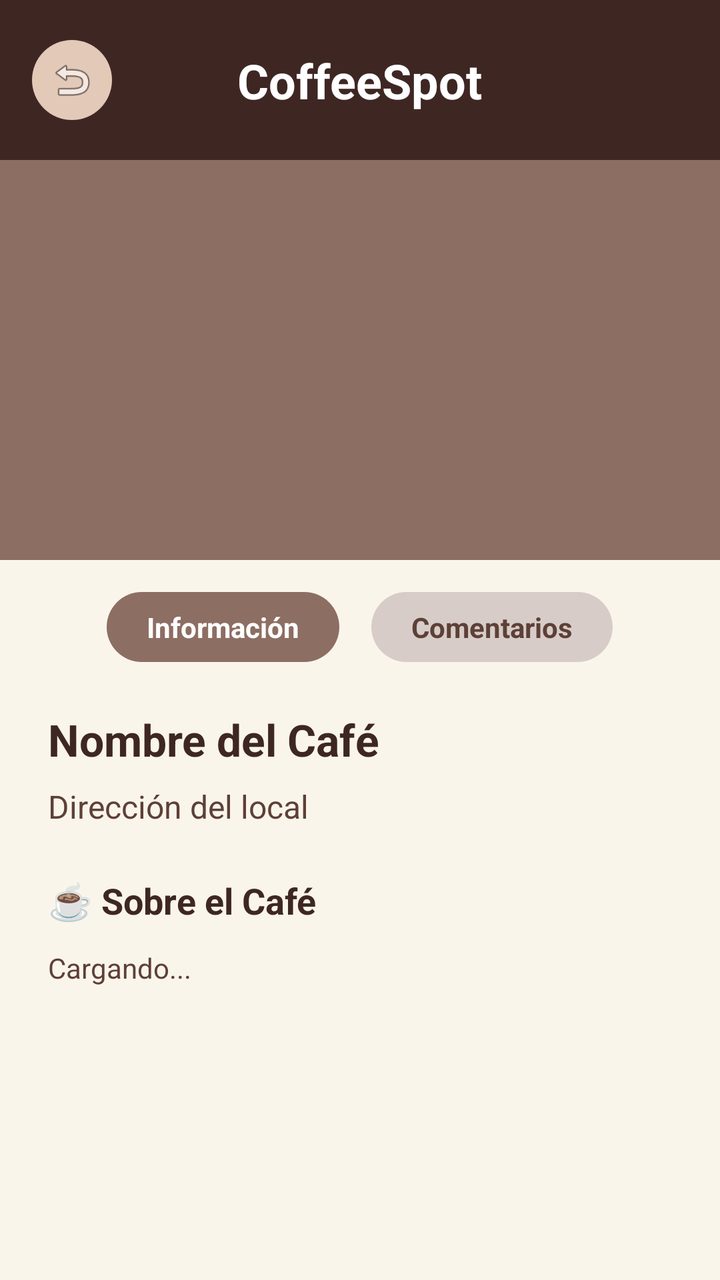
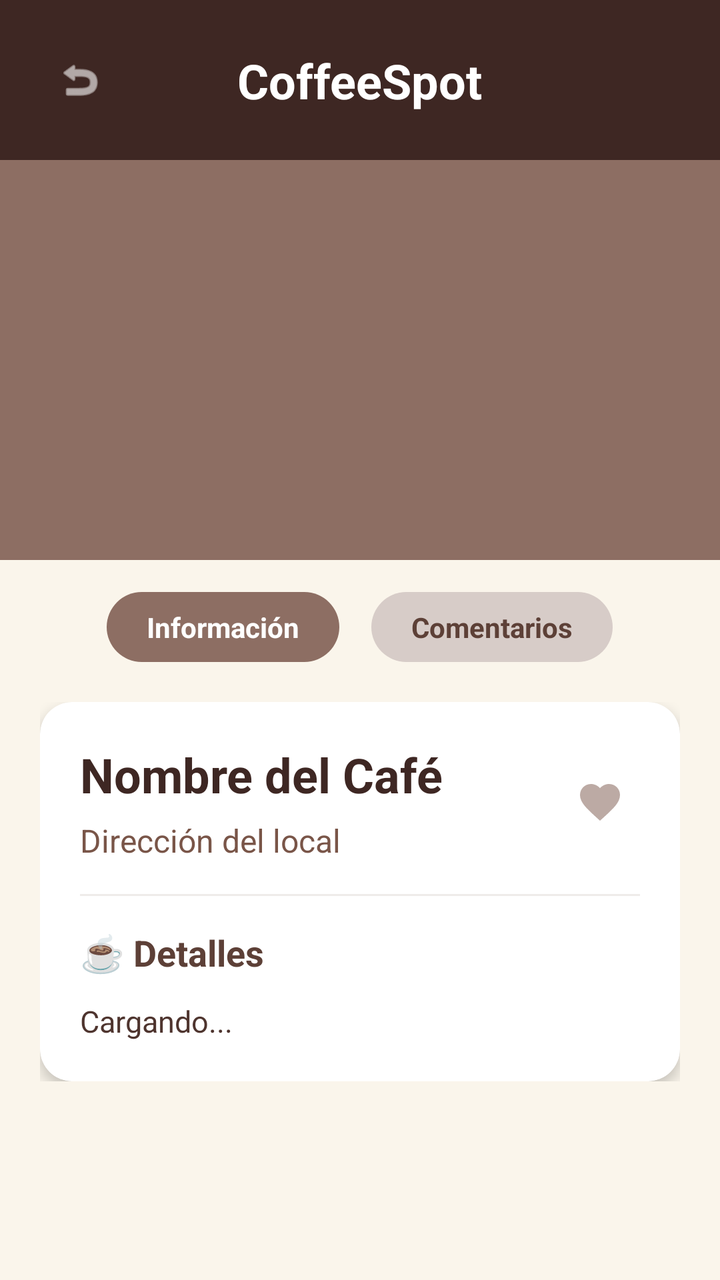

Two renders of the same Android screen: before a commit and after it. Below are the layout's source before the change and the commit's diff.
<!-- AndroidManifest.xml: application theme Theme.Cafeteria -->
<!-- res/layout/fragment_detalle_cafeteria.xml -->
<?xml version="1.0" encoding="utf-8"?>
<androidx.constraintlayout.widget.ConstraintLayout xmlns:android="http://schemas.android.com/apk/res/android"
    xmlns:app="http://schemas.android.com/apk/res-auto"
    android:layout_width="match_parent"
    android:layout_height="match_parent"
    android:background="#FAF5EB">

    <androidx.constraintlayout.widget.ConstraintLayout
        android:id="@+id/header_detalle"
        android:layout_width="match_parent"
        android:layout_height="80dp"
        android:background="#3E2723"
        app:layout_constraintTop_toTopOf="parent">

        <ImageView
            android:id="@+id/btn_volver_detalle"
            android:layout_width="40dp"
            android:layout_height="40dp"
            android:layout_marginStart="16dp"
            android:background="@drawable/fondo_redondeado_crema"
            android:backgroundTint="#E3C9B8"
            android:padding="8dp"
            android:src="@android:drawable/ic_menu_revert"
            app:layout_constraintBottom_toBottomOf="parent"
            app:layout_constraintStart_toStartOf="parent"
            app:layout_constraintTop_toTopOf="parent" />

        <TextView
            android:id="@+id/txt_header_titulo"
            android:layout_width="wrap_content"
            android:layout_height="wrap_content"
            android:text="CoffeeSpot"
            android:textColor="#FFFFFF"
            android:textSize="24sp"
            android:textStyle="bold"
            app:layout_constraintBottom_toBottomOf="parent"
            app:layout_constraintEnd_toEndOf="parent"
            app:layout_constraintStart_toStartOf="parent"
            app:layout_constraintTop_toTopOf="parent" />
    </androidx.constraintlayout.widget.ConstraintLayout>

    <ScrollView
        android:layout_width="match_parent"
        android:layout_height="0dp"
        app:layout_constraintBottom_toBottomOf="parent"
        app:layout_constraintTop_toBottomOf="@id/header_detalle">

        <LinearLayout
            android:layout_width="match_parent"
            android:layout_height="wrap_content"
            android:orientation="vertical">

            <ImageView
                android:id="@+id/img_banner_cafe"
                android:layout_width="match_parent"
                android:layout_height="200dp"
                android:background="#8D6E63"
                android:scaleType="centerCrop" />

            
            <LinearLayout
                android:layout_width="match_parent"
                android:layout_height="wrap_content"
                android:layout_marginTop="16dp"
                android:gravity="center"
                android:orientation="horizontal">

                <TextView
                    android:id="@+id/tab_informacion"
                    android:layout_width="wrap_content"
                    android:layout_height="wrap_content"
                    android:layout_marginEnd="16dp"
                    android:background="@drawable/fondo_redondeado_crema"
                    android:backgroundTint="#8D6E63"
                    android:paddingHorizontal="20dp"
                    android:paddingVertical="8dp"
                    android:text="Información"
                    android:textColor="#FFFFFF"
                    android:textStyle="bold" />

                <TextView
                    android:id="@+id/tab_comentarios"
                    android:layout_width="wrap_content"
                    android:layout_height="wrap_content"
                    android:background="@drawable/fondo_redondeado_crema"
                    android:backgroundTint="#D7CCC8"
                    android:paddingHorizontal="20dp"
                    android:paddingVertical="8dp"
                    android:text="Comentarios"
                    android:textColor="#5D4037"
                    android:textStyle="bold" />
            </LinearLayout>

            
            <LinearLayout
                android:id="@+id/layout_informacion"
                android:layout_width="match_parent"
                android:layout_height="wrap_content"
                android:orientation="vertical"
                android:padding="24dp">

                <TextView
                    android:id="@+id/txt_detalle_nombre"
                    android:layout_width="wrap_content"
                    android:layout_height="wrap_content"
                    android:text="Nombre del Café"
                    android:textColor="#3E2723"
                    android:textSize="22sp"
                    android:textStyle="bold" />

                <TextView
                    android:id="@+id/txt_detalle_direccion"
                    android:layout_width="wrap_content"
                    android:layout_height="wrap_content"
                    android:layout_marginTop="8dp"
                    android:text="Dirección del local"
                    android:textColor="#5D4037"
                    android:textSize="16sp" />

                <TextView
                    android:layout_width="wrap_content"
                    android:layout_height="wrap_content"
                    android:layout_marginTop="24dp"
                    android:text="☕ Sobre el Café"
                    android:textColor="#3E2723"
                    android:textSize="18sp"
                    android:textStyle="bold" />

                <TextView
                    android:id="@+id/txt_detalle_descripcion"
                    android:layout_width="match_parent"
                    android:layout_height="wrap_content"
                    android:layout_marginTop="12dp"
                    android:lineSpacingExtra="4dp"
                    android:text="Cargando..."
                    android:textColor="#5D4037"
                    android:textSize="14sp" />
            </LinearLayout>

            
            <LinearLayout
                android:id="@+id/layout_comentarios"
                android:layout_width="match_parent"
                android:layout_height="wrap_content"
                android:orientation="vertical"
                android:padding="24dp"
                android:visibility="gone">

                <androidx.recyclerview.widget.RecyclerView
                    android:id="@+id/recycler_comentarios"
                    android:layout_width="match_parent"
                    android:layout_height="250dp"
                    android:layout_marginBottom="12dp" />

                <LinearLayout
                    android:layout_width="match_parent"
                    android:layout_height="wrap_content"
                    android:orientation="horizontal"
                    android:gravity="center_vertical">

                    <EditText
                        android:id="@+id/input_nuevo_comentario"
                        android:layout_width="0dp"
                        android:layout_height="50dp"
                        android:layout_weight="1"
                        android:background="@drawable/fondo_redondeado_crema"
                        android:backgroundTint="#FFFFFF"
                        android:hint="Escribe un comentario..."
                        android:paddingHorizontal="16dp"
                        android:textColor="#3E2723"
                        android:textSize="14sp" />

                    <Button
                        android:id="@+id/btn_enviar_comentario"
                        android:layout_width="wrap_content"
                        android:layout_height="50dp"
                        android:layout_marginStart="8dp"
                        android:backgroundTint="#8D6E63"
                        android:text="Enviar"
                        android:textColor="#FFFFFF" />
                </LinearLayout>
            </LinearLayout>

        </LinearLayout>
    </ScrollView>
</androidx.constraintlayout.widget.ConstraintLayout>
<!-- resources referenced by this layout -->
<resources>
  <!-- drawable fondo_redondeado_crema (drawable) -->
  <?xml version="1.0" encoding="utf-8"?>
  <shape xmlns:android="http://schemas.android.com/apk/res/android">
      
      <solid android:color="#F5E6CC" />
      
      <corners android:radius="25dp" />
  </shape>
  <style name="Theme.Cafeteria" parent="Base.Theme.Cafeteria" />
  <style name="Base.Theme.Cafeteria" parent="Theme.Material3.DayNight.NoActionBar">
          
          
      </style>
</resources>

<!-- the commit's change to res/layout/fragment_detalle_cafeteria.xml (unified diff, before → after) -->
@@ -14,13 +14,13 @@
 
         <ImageView
             android:id="@+id/btn_volver_detalle"
-            android:layout_width="40dp"
-            android:layout_height="40dp"
+            android:layout_width="48dp"
+            android:layout_height="48dp"
             android:layout_marginStart="16dp"
-            android:background="@drawable/fondo_redondeado_crema"
-            android:backgroundTint="#E3C9B8"
-            android:padding="8dp"
+            android:background="?attr/selectableItemBackgroundBorderless"
+            android:padding="12dp"
             android:src="@android:drawable/ic_menu_revert"
+            app:tint="#FFFFFF"
             app:layout_constraintBottom_toBottomOf="parent"
             app:layout_constraintStart_toStartOf="parent"
             app:layout_constraintTop_toTopOf="parent" />
@@ -97,44 +97,89 @@
                 android:layout_width="match_parent"
                 android:layout_height="wrap_content"
                 android:orientation="vertical"
-                android:padding="24dp">
-
-                <TextView
-                    android:id="@+id/txt_detalle_nombre"
-                    android:layout_width="wrap_content"
-                    android:layout_height="wrap_content"
-                    android:text="Nombre del Café"
-                    android:textColor="#3E2723"
-                    android:textSize="22sp"
-                    android:textStyle="bold" />
-
-                <TextView
-                    android:id="@+id/txt_detalle_direccion"
-                    android:layout_width="wrap_content"
-                    android:layout_height="wrap_content"
-                    android:layout_marginTop="8dp"
-                    android:text="Dirección del local"
-                    android:textColor="#5D4037"
-                    android:textSize="16sp" />
-
-                <TextView
-                    android:layout_width="wrap_content"
-                    android:layout_height="wrap_content"
-                    android:layout_marginTop="24dp"
-                    android:text="☕ Sobre el Café"
-                    android:textColor="#3E2723"
-                    android:textSize="18sp"
-                    android:textStyle="bold" />
-
-                <TextView
-                    android:id="@+id/txt_detalle_descripcion"
+                android:padding="20dp">
+
+                <androidx.cardview.widget.CardView
                     android:layout_width="match_parent"
                     android:layout_height="wrap_content"
-                    android:layout_marginTop="12dp"
-                    android:lineSpacingExtra="4dp"
-                    android:text="Cargando..."
-                    android:textColor="#5D4037"
-                    android:textSize="14sp" />
+                    app:cardCornerRadius="16dp"
+                    app:cardElevation="4dp"
+                    app:cardBackgroundColor="#FFFFFF">
+
+                    <LinearLayout
+                        android:layout_width="match_parent"
+                        android:layout_height="wrap_content"
+                        android:orientation="vertical"
+                        android:padding="20dp">
+
+                        <RelativeLayout
+                            android:layout_width="match_parent"
+                            android:layout_height="wrap_content">
+
+                            <LinearLayout
+                                android:layout_width="wrap_content"
+                                android:layout_height="wrap_content"
+                                android:orientation="vertical"
+                                android:layout_alignParentStart="true"
+                                android:layout_toStartOf="@+id/btn_favorito_detalle">
+
+                                <TextView
+                                    android:id="@+id/txt_detalle_nombre"
+                                    android:layout_width="wrap_content"
+                                    android:layout_height="wrap_content"
+                                    android:text="Nombre del Café"
+                                    android:textColor="#3E2723"
+                                    android:textSize="24sp"
+                                    android:textStyle="bold" />
+
+                                <TextView
+                                    android:id="@+id/txt_detalle_direccion"
+                                    android:layout_width="wrap_content"
+                                    android:layout_height="wrap_content"
+                                    android:layout_marginTop="6dp"
+                                    android:text="Dirección del local"
+                                    android:textColor="#795548"
+                                    android:textSize="16sp" />
+                            </LinearLayout>
+
+                            <ImageView
+                                android:id="@+id/btn_favorito_detalle"
+                                android:layout_width="40dp"
+                                android:layout_height="40dp"
+                                android:layout_alignParentEnd="true"
+                                android:layout_centerVertical="true"
+                                android:padding="8dp"
+                                android:src="@drawable/ic_corazon"
+                                android:background="?attr/selectableItemBackgroundBorderless"
+                                app:tint="#BCAAA4" />
+                        </RelativeLayout>
+
+                        <View
+                            android:layout_width="match_parent"
+                            android:layout_height="1dp"
+                            android:layout_marginTop="16dp"
+                            android:layout_marginBottom="16dp"
+                            android:background="#EFEBE9"/>
+
+                        <TextView
+                            android:layout_width="wrap_content"
+                            android:layout_height="wrap_content"
+                            android:text="☕ Detalles"
+                            android:textColor="#5D4037"
+                            android:textSize="18sp"
+                            android:textStyle="bold" />
+
+                        <TextView
+                            android:id="@+id/txt_detalle_descripcion"
+                            android:layout_width="match_parent"
+                            android:layout_height="wrap_content"
+                            android:layout_marginTop="12dp"
+                            android:lineSpacingExtra="6dp"
+                            android:text="Cargando..."
+                            android:textColor="#4E342E"
+                            android:textSize="15sp" />
+                    </LinearLayout>
+                </androidx.cardview.widget.CardView>
             </LinearLayout>
 
             
@@ -165,19 +210,24 @@
                         android:layout_weight="1"
                         android:background="@drawable/fondo_redondeado_crema"
                         android:backgroundTint="#FFFFFF"
-                        android:hint="Escribe un comentario..."
+                        android:hint="Escribe tu comentario..."
                         android:paddingHorizontal="16dp"
                         android:textColor="#3E2723"
-                        android:textSize="14sp" />
+                        android:textColorHint="#BCAAA4"
+                        android:textSize="14sp"
+                        android:elevation="2dp"/>
 
                     <Button
                         android:id="@+id/btn_enviar_comentario"
                         android:layout_width="wrap_content"
                         android:layout_height="50dp"
-                        android:layout_marginStart="8dp"
-                        android:backgroundTint="#8D6E63"
+                        android:layout_marginStart="12dp"
+                        android:backgroundTint="#5D4037"
                         android:text="Enviar"
-                        android:textColor="#FFFFFF" />
+                        android:textColor="#FFFFFF"
+                        android:textStyle="bold"
+                        android:elevation="2dp"
+                        app:cornerRadius="12dp"/>
                 </LinearLayout>
             </LinearLayout>
 
<!-- resource entries referenced after the edit -->
@@ -8,6 +8,16 @@
       
       <corners android:radius="25dp" />
   </shape>
+  <!-- drawable ic_corazon (drawable) -->
+  <vector xmlns:android="http://schemas.android.com/apk/res/android"
+      android:width="24dp"
+      android:height="24dp"
+      android:viewportWidth="24"
+      android:viewportHeight="24">
+    <path
+        android:fillColor="#FF000000"
+        android:pathData="M12,21.35l-1.45,-1.32C5.4,15.36 2,12.28 2,8.5 2,5.42 4.42,3 7.5,3c1.74,0 3.41,0.81 4.5,2.09C13.09,3.81 14.76,3 16.5,3 19.58,3 22,5.42 22,8.5c0,3.78 -3.4,6.86 -8.55,11.54L12,21.35z"/>
+  </vector>
   <style name="Theme.Cafeteria" parent="Base.Theme.Cafeteria" />
   <style name="Base.Theme.Cafeteria" parent="Theme.Material3.DayNight.NoActionBar">
           
